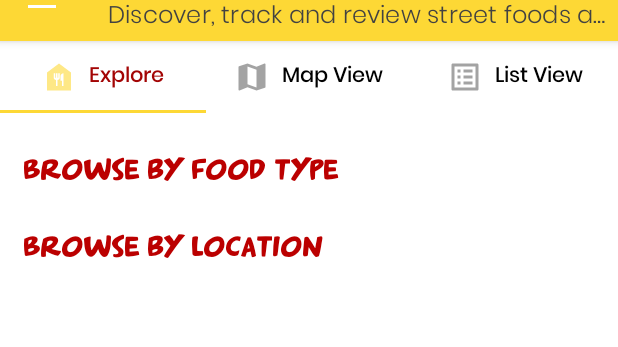
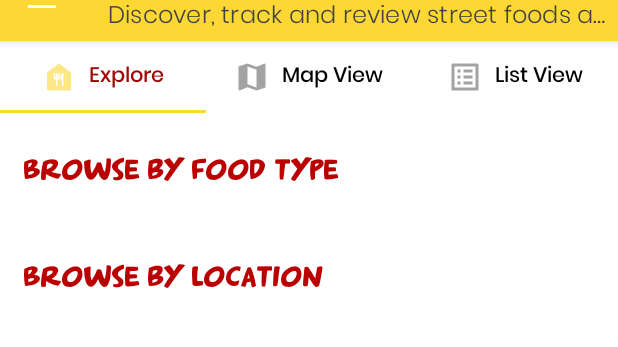
Before and after one commit to satash007/StreetFoodTracker, an Android app: the screen it shows after launch (MainActivity), on a phone screen of 412 x 824 dp, the part 43-390 px from its top. Run offline under Robolectric (Android 15) with nearby library versions, the phone set to English and light mode, and no system bars; our stand-ins replace AdMob, EventBus, Firebase (no records; nobody signed in at launch, a user with empty details on screens opened directly), Picasso, navigation-ui; libraries missing offline, so code that uses them is left out: com.getkeepsafe.taptargetview, com.google.maps.android, com.karumi.dexter; pictures from the network do not load; 7 statements that could not run were skipped.

Commit message:
minor updates

```diff
--- a/app/src/main/java/com/info3604/streetfoodtracker/ExploreCategoriesFragment.java
+++ b/app/src/main/java/com/info3604/streetfoodtracker/ExploreCategoriesFragment.java
@@ -7,10 +7,17 @@ import android.view.View;
 import android.view.ViewGroup;
 
 import com.firebase.ui.database.FirebaseRecyclerOptions;
+import com.google.android.gms.ads.AdRequest;
+import com.google.android.gms.ads.AdView;
+import com.google.android.gms.ads.MobileAds;
+import com.google.android.gms.ads.RequestConfiguration;
 import com.google.firebase.database.DatabaseReference;
 import com.google.firebase.database.FirebaseDatabase;
 import com.info3604.streetfoodtracker.model.FoodTypeFirebaseModel;
 import com.info3604.streetfoodtracker.model.LocationTypeFirebaseModel;
+
+import java.util.Arrays;
+import java.util.List;
 
 import androidx.fragment.app.Fragment;
 import androidx.recyclerview.widget.LinearLayoutManager;
@@ -23,6 +30,7 @@ public class ExploreCategoriesFragment extends Fragment {
     private BrowseByFoodTypeListAdapter horizontalAdapter;
     private BrowseByLocationListAdapter verticalAdapter;
     DatabaseReference dbRef1, dbRef2;
+    private AdView mAdView;
 
     public ExploreCategoriesFragment() {
         // Required empty public constructor
@@ -46,9 +54,6 @@ public class ExploreCategoriesFragment extends Fragment {
 
         horizontalList = (RecyclerView) view.findViewById(R.id.horizontal_recycler);
         verticalList = (RecyclerView) view.findViewById(R.id.vertical_recycler);
-
-        // horizontalList.setHasFixedSize(true);
-        //verticalList.setHasFixedSize(true);
 
         // Create a instance of the database and get
         // its reference
@@ -88,6 +93,16 @@ public class ExploreCategoriesFragment extends Fragment {
         // Connecting Adapter class with the Recycler view*/
         verticalList.setAdapter(verticalAdapter);
 
+        mAdView = view.findViewById(R.id.adView);
+        AdRequest adRequest = new AdRequest.Builder().build();
+        mAdView.loadAd(adRequest);
+
+        List<String> testDeviceIds = Arrays.asList("0E9F3F151309F1E042345DACC334B7F9");
+        RequestConfiguration configuration =
+                new RequestConfiguration.Builder().setTestDeviceIds(testDeviceIds).build();
+        MobileAds.setRequestConfiguration(configuration);
+
+
         return view;
     }
 
--- a/app/src/main/java/com/info3604/streetfoodtracker/HomeFragment.java
+++ b/app/src/main/java/com/info3604/streetfoodtracker/HomeFragment.java
@@ -17,7 +17,7 @@ import androidx.fragment.app.FragmentManager;
 import androidx.fragment.app.FragmentStatePagerAdapter;
 import androidx.viewpager.widget.ViewPager;
 
-public class HomeFragment extends Fragment {
+public class HomeFragment extends Fragment{
 
     private TabLayout tabLayout;
     private ViewPager viewPager;
@@ -145,7 +145,6 @@ public class HomeFragment extends Fragment {
         }
     }
 
-
 }
 
 
--- a/app/src/main/res/layout/activity_home_list.xml
+++ b/app/src/main/res/layout/activity_home_list.xml
@@ -2,12 +2,14 @@
 <ScrollView xmlns:android="http://schemas.android.com/apk/res/android"
     android:layout_width="match_parent"
     android:layout_height="match_parent" >
+
     <LinearLayout
         android:layout_width="match_parent"
         android:layout_height="match_parent"
         android:orientation="vertical"
         android:scrollbars="vertical"
         android:padding="@dimen/activity_horizontal_margin">
+
 
         <TextView
             android:layout_width="match_parent"
@@ -22,7 +24,18 @@
         <androidx.recyclerview.widget.RecyclerView
             android:id="@+id/horizontal_recycler"
             android:layout_width="match_parent"
-            android:layout_height="wrap_content" />
+            android:layout_height="wrap_content"
+            android:paddingBottom="20dp"/>
+
+        <com.google.android.gms.ads.AdView
+            xmlns:ads="http://schemas.android.com/apk/res-auto"
+            android:id="@+id/adView"
+            android:layout_width="wrap_content"
+            android:layout_height="wrap_content"
+            android:layout_gravity="bottom|center"
+            ads:adSize="BANNER"
+            ads:adUnitId="@string/adUnitId">
+        </com.google.android.gms.ads.AdView>
 
         <TextView
             android:layout_width="match_parent"
@@ -39,5 +52,7 @@
             android:layout_width="match_parent"
             android:layout_height="wrap_content" />
 
+
+
     </LinearLayout>
 </ScrollView>
--- a/app/src/main/res/layout/content_main.xml
+++ b/app/src/main/res/layout/content_main.xml
@@ -14,6 +14,7 @@
         android:layout_width="match_parent"
         android:layout_height="match_parent"
         app:defaultNavHost="true"
+        android:tag="androidx.navigation.fragment.NavHostFragment"
         app:layout_constraintLeft_toLeftOf="parent"
         app:layout_constraintRight_toRightOf="parent"
         app:layout_constraintTop_toTopOf="parent"
--- a/app/src/main/res/values/dimens.xml
+++ b/app/src/main/res/values/dimens.xml
@@ -3,7 +3,7 @@
     <dimen name="activity_horizontal_margin">16dp</dimen>
     <dimen name="activity_vertical_margin">20dp</dimen>
     <dimen name="nav_header_vertical_spacing">8dp</dimen>
-    <dimen name="nav_header_height">260dp</dimen>
+    <dimen name="nav_header_height">280dp</dimen>
     <dimen name="fab_margin">20dp</dimen>
     <dimen name="fab_margin_bottom">60dp</dimen>
 
```
Also changed, not shown: app/src/main/AndroidManifest.xml (+8 -2 lines), app/src/main/java/com/info3604/streetfoodtracker/DisplayVendorProfileActivity.java (+7 -0 lines), app/src/main/java/com/info3604/streetfoodtracker/MainActivity.java (+4 -4 lines), app/src/main/res/layout/nav_header_main.xml (+9 -0 lines), app/src/main/res/layout/vendor_details_activity.xml (+2 -10 lines).
